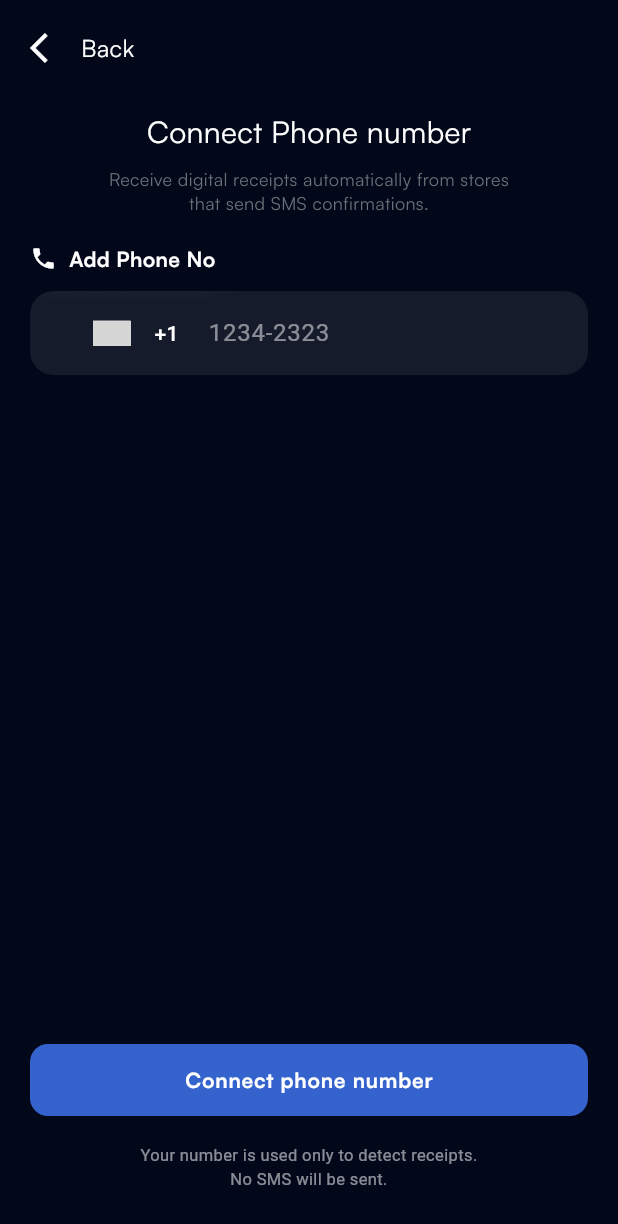
After one commit to ba138/xium_app, a Flutter app: the ConnectPhoneScreen screen opened directly, on a phone screen of 412 x 824 dp. The commit adds this screen. Shown: the top 1224 px of the screen. Run offline on Flutter 3.47's test engine with Material 3 defaults, Android fonts, the phone set to English and light mode, and no system bars; drawn by our look-alikes of bounce, country_code_picker, flutter_animate; our stand-ins replace cached_network_image, flutter_svg, get; grey boxes are pictures that could not be loaded.

Commit message:
add gmail phone and bank connect screen

```diff
--- /dev/null
+++ b/lib/views/screens/connect_source/connect_phone_screen.dart
@@ -0,0 +1,211 @@
+import 'dart:ui';
+import 'package:flutter/material.dart';
+import 'package:country_code_picker/country_code_picker.dart';
+import 'package:get/get.dart';
+import 'package:xium_app/constants/app_colors.dart';
+import 'package:xium_app/views/widgets/my_button.dart';
+import 'package:xium_app/views/widgets/my_text.dart';
+
+class ConnectPhoneScreen extends StatefulWidget {
+  const ConnectPhoneScreen({super.key});
+
+  @override
+  State<ConnectPhoneScreen> createState() => _ConnectPhoneScreenState();
+}
+
+class _ConnectPhoneScreenState extends State<ConnectPhoneScreen> {
+  String selectedCode = "+1";
+  final TextEditingController phoneController = TextEditingController();
+  void showSuccessDialog() {
+    Get.dialog(
+      Dialog(
+        backgroundColor: Colors.transparent,
+        insetPadding: const EdgeInsets.symmetric(horizontal: 40),
+        child: Container(
+          padding: const EdgeInsets.all(20),
+          decoration: BoxDecoration(
+            color: Color(0xff3463CD).withValues(alpha: 0.27),
+            borderRadius: BorderRadius.circular(20),
+          ),
+          child: Column(
+            mainAxisSize: MainAxisSize.min,
+            children: [
+              /// -------- WHITE CIRCLE WITH DONE ICON ----------
+              Container(
+                padding: const EdgeInsets.all(18),
+                decoration: const BoxDecoration(
+                  shape: BoxShape.circle,
+                  color: Color(0xff175293), // ✔ WHITE CIRCLE
+                ),
+                child: Icon(
+                  Icons.done,
+                  color: AppColors.primary, // ✔ GREEN DONE ICON
+                  size: 32,
+                ),
+              ),
+
+              const SizedBox(height: 18),
+
+              /// -------- TITLE --------
+              MyText(
+                text: "Phone Number\n Connected Successfully",
+                size: 18,
+                weight: FontWeight.w600,
+                textAlign: TextAlign.center,
+              ),
+
+              const SizedBox(height: 6),
+
+              /// -------- SUBTITLE --------
+              MyText(
+                text: "SMS - based receipts will be detected automatically.",
+                size: 10,
+                color: Colors.white70,
+                textAlign: TextAlign.center,
+              ),
+            ],
+          ),
+        ),
+      ),
+      barrierDismissible: true,
+    );
+  }
+
+  @override
+  Widget build(BuildContext context) {
+    return Scaffold(
+      backgroundColor: const Color(0xFF02071A), // dark gradient BG look
+      body: SafeArea(
+        child: Padding(
+          padding: const EdgeInsets.all(20),
+          child: Column(
+            crossAxisAlignment: CrossAxisAlignment.center,
+            children: [
+              /// BACK BUTTON + TITLE
+              Row(
+                children: [
+                  InkWell(
+                    onTap: () => Get.back(),
+                    child: Icon(
+                      Icons.arrow_back_ios,
+                      color: AppColors.onPrimary,
+                    ),
+                  ),
+                  const SizedBox(width: 10),
+                  MyText(text: "Back", size: 16),
+                  const Spacer(),
+                ],
+              ),
+              const SizedBox(height: 30),
+
+              MyText(text: "Connect Phone number", size: 20),
+              const SizedBox(height: 10),
+
+              MyText(
+                text:
+                    "Receive digital receipts automatically from stores\nthat send SMS confirmations.",
+                size: 12,
+                color: AppColors.grayColor,
+                textAlign: TextAlign.center,
+              ),
+
+              const SizedBox(height: 20),
+
+              /// SCREEN TITLE
+
+              /// ADD PHONE LABEL
+              Row(
+                children: [
+                  Icon(Icons.phone, color: Colors.white, size: 18),
+                  SizedBox(width: 8),
+                  MyText(text: "Add Phone No", weight: FontWeight.bold),
+                ],
+              ),
+
+              const SizedBox(height: 12),
+
+              /// PHONE INPUT GLASSY BOX
+              ClipRRect(
+                borderRadius: BorderRadius.circular(16),
+                child: BackdropFilter(
+                  filter: ImageFilter.blur(sigmaX: 10, sigmaY: 10),
+                  child: Container(
+                    height: 56,
+                    padding: const EdgeInsets.symmetric(horizontal: 14),
+                    decoration: BoxDecoration(
+                      color: Colors.white.withValues(alpha: 0.08),
+                      borderRadius: BorderRadius.circular(12),
+                    ),
+                    child: Row(
+                      children: [
+                        /// COUNTRY PICKER
+                        CountryCodePicker(
+                          onChanged: (code) {
+                            setState(() {
+                              selectedCode = code.dialCode ?? "+1";
+                            });
+                          },
+                          barrierColor: Colors.transparent,
+                          backgroundColor: AppColors.background,
+                          initialSelection: 'US',
+                          favorite: const ['US', '+1'],
+                          showCountryOnly: false,
+                          showFlagMain: true,
+                          showFlagDialog: true,
+                          flagWidth: 25,
+                          textStyle: const TextStyle(color: Colors.white),
+                          padding: EdgeInsets.zero,
+                        ),
+
+                        const SizedBox(width: 8),
+
+                        /// PHONE TEXTFIELD
+                        Expanded(
+                          child: TextField(
+                            controller: phoneController,
+                            keyboardType: TextInputType.number,
+                            style: const TextStyle(color: Colors.white),
+                            decoration: InputDecoration(
+                              hintText: "1234-2323",
+                              hintStyle: TextStyle(
+                                color: Colors.white.withValues(alpha: 0.5),
+                              ),
+                              border: InputBorder.none,
+                            ),
+                          ),
+                        ),
+                      ],
+                    ),
+                  ),
+                ),
+              ),
+
+              const Spacer(),
+
+              MyButton(
+                onTap: () {
+                  showSuccessDialog();
+                },
+                buttonText: "Connect phone number",
+                radius: 12,
+              ),
+
+              const SizedBox(height: 18),
+
+              /// FOOTER TEXT
+              const Center(
+                child: Text(
+                  "Your number is used only to detect receipts.\nNo SMS will be sent.",
+                  textAlign: TextAlign.center,
+                  style: TextStyle(color: Colors.white54, fontSize: 11),
+                ),
+              ),
+
+              const SizedBox(height: 10),
+            ],
+          ),
+        ),
+      ),
+    );
+  }
+}
--- a/pubspec.yaml
+++ b/pubspec.yaml
@@ -39,6 +39,7 @@ dependencies:
   cached_network_image: ^3.4.1
   bounce: ^1.0.2
   get: ^4.7.3
+  country_code_picker: ^3.4.1
 
 dev_dependencies:
   flutter_test:
```
Also changed, not shown: lib/views/screens/connect_source/connect_bank_card.dart (added, +70 -0 lines), lib/views/screens/connect_source/connect_source_screen.dart (+8 -2 lines), pubspec.lock.
